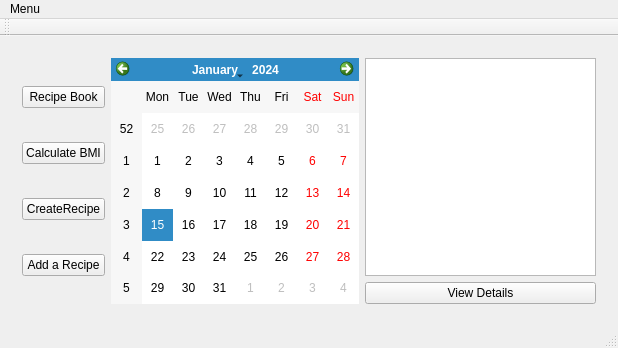
Old version of the form mealplanner/mainwindow.ui in the repository escobaros-dos/mealplanner.
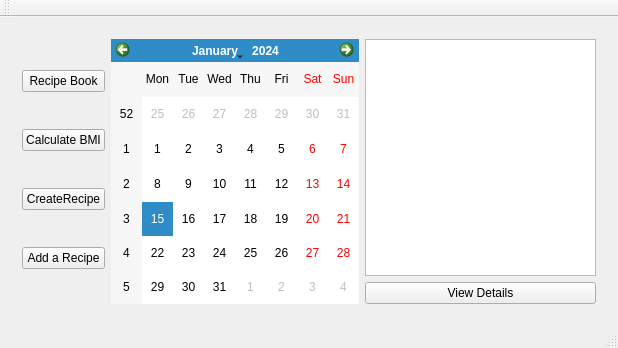
New version of the form.

```diff
--- a/mealplanner/mainwindow.ui
+++ b/mealplanner/mainwindow.ui
@@ -80,26 +80,6 @@
    </layout>
   </widget>
   <widget class="QStatusBar" name="statusBar"/>
-  <widget class="QMenuBar" name="menuBar">
-   <property name="geometry">
-    <rect>
-     <x>0</x>
-     <y>0</y>
-     <width>618</width>
-     <height>25</height>
-    </rect>
-   </property>
-   <widget class="QMenu" name="menuMenu">
-    <property name="title">
-     <string>Menu</string>
-    </property>
-    <addaction name="actionFna"/>
-    <addaction name="separator"/>
-    <addaction name="actionRecipe_Book_2"/>
-    <addaction name="actionCreate_Recipe"/>
-   </widget>
-   <addaction name="menuMenu"/>
-  </widget>
   <widget class="QToolBar" name="mainToolBar">
    <attribute name="toolBarArea">
     <enum>TopToolBarArea</enum>
```
